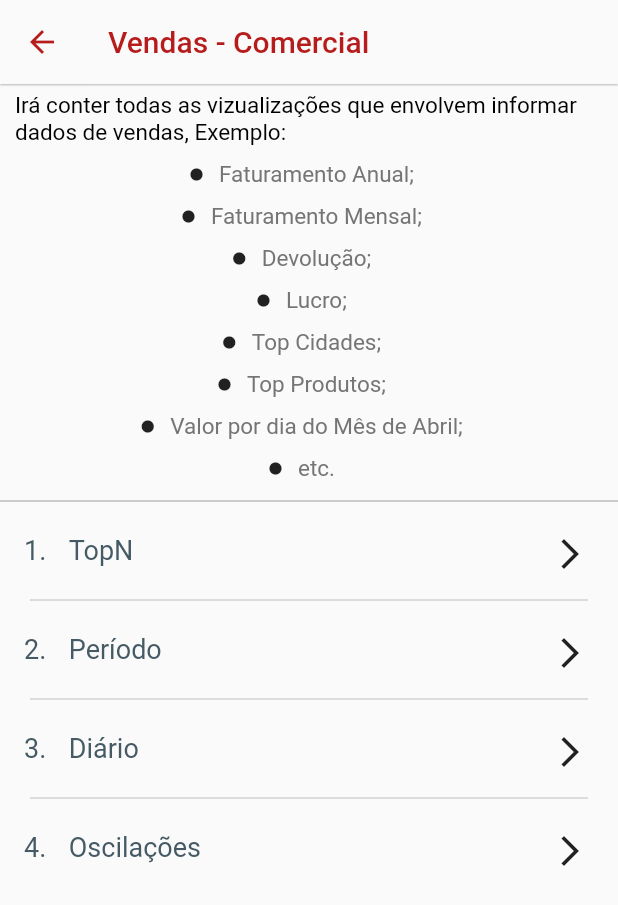
After one commit to MatheusNicolielo/AppBI_Flutter, a Flutter app: the VendasComercial screen opened directly, on a phone screen of 412 x 824 dp. The commit adds this screen. Shown: the top 905 px of the screen. Run offline on Flutter 3.47's test engine with Material 2 defaults, Android fonts, the phone set to English and light mode, and no system bars; our stand-ins replace photo_view.

Commit message:
Com vendas comercial

```diff
--- /dev/null
+++ b/lib/models/lista_vendas_model.dart
@@ -0,0 +1,15 @@
+import 'package:flutter/material.dart';
+
+class ListaVendasModel {
+  int id;
+  int lugar;
+  String item;
+  Widget pagina;
+
+  ListaVendasModel({
+    this.id,
+    this.lugar,
+    this.pagina,
+    this.item,
+  });
+}
--- a/lib/pages/Comercial/comercial.dart
+++ b/lib/pages/Comercial/comercial.dart
@@ -1,6 +1,7 @@
 import 'package:app_bi/models/lista_conteudos_model.dart';
 import 'package:app_bi/pages/Comercial/menu_inical.dart';
 import 'package:app_bi/pages/Comercial/pagina_filtros.dart';
+import 'package:app_bi/pages/Comercial/vendas.dart';
 import 'package:app_bi/tile/lista_conteudos_tile.dart';
 import 'package:flutter/material.dart';
 
@@ -39,6 +40,7 @@ class ComercialPage extends StatefulWidget {
         id: DateTime.now().millisecondsSinceEpoch,
         item: "Vendas",
         lugar: 4,
+        pagina: VendasComercial(),
       ),
     );
     conteudos.add(
--- /dev/null
+++ b/lib/pages/Comercial/vendas.dart
@@ -0,0 +1,112 @@
+import 'package:app_bi/models/lista_vendas_model.dart';
+import 'package:app_bi/repository/Service.dart';
+import 'package:app_bi/tile/lista_vendas_tile.dart';
+import 'package:flutter/material.dart';
+
+class VendasComercial extends StatefulWidget {
+  var vendas = new List<ListaVendasModel>();
+
+  VendasComercial() {
+    vendas.add(
+      ListaVendasModel(
+        id: DateTime.now().millisecondsSinceEpoch,
+        item: "TopN",
+        lugar: 1,
+      ),
+    );
+    vendas.add(
+      ListaVendasModel(
+        id: DateTime.now().millisecondsSinceEpoch,
+        item: "Período",
+        lugar: 2,
+      ),
+    );
+    vendas.add(
+      ListaVendasModel(
+        id: DateTime.now().millisecondsSinceEpoch,
+        item: "Diário",
+        lugar: 3,
+      ),
+    );
+    vendas.add(
+      ListaVendasModel(
+        id: DateTime.now().millisecondsSinceEpoch,
+        item: "Oscilações",
+        lugar: 4,
+      ),
+    );
+  }
+
+  @override
+  _VendasComercialState createState() => _VendasComercialState();
+}
+
+class _VendasComercialState extends State<VendasComercial> {
+  @override
+  Widget build(BuildContext context) {
+    return Scaffold(
+      appBar: AppBar(
+        backgroundColor: Theme.of(context).scaffoldBackgroundColor,
+        elevation: 0.5,
+        leading: InkWell(
+          child: Icon(
+            Icons.arrow_back,
+            color: Colors.red.shade900,
+          ),
+          onTap: () {
+            Navigator.pop(context);
+          },
+        ),
+        title: Text(
+          "Vendas - Comercial",
+          style: TextStyle(color: Colors.red.shade900),
+        ),
+      ),
+      body: Column(
+        children: <Widget>[
+          Service.adicionarTextoPadrao(
+            "Irá conter todas as vizualizações que envolvem informar dados de vendas, Exemplo:",
+            15,
+            Colors.black,
+          ),
+          Service.mostrarColuna(
+            [
+              "Faturamento Anual;",
+              "Faturamento Mensal;",
+              "Devolução;",
+              "Lucro;",
+              "Top Cidades;",
+              "Top Produtos;",
+              "Valor por dia do Mês de Abril;",
+              "etc.",
+            ],
+            224,
+          ),
+          Divider(
+            color: Colors.grey,
+          ),
+          Expanded(
+            child: _lista(),
+          ),
+        ],
+      ),
+    );
+  }
+
+  Widget _lista() {
+    return ListView.separated(
+      itemCount: widget.vendas.length,
+      separatorBuilder: (context, index) {
+        return Padding(
+          padding: const EdgeInsets.only(left: 20, right: 20),
+          child: Divider(
+            color: Colors.grey.shade400,
+          ),
+        );
+      },
+      itemBuilder: (context, index) {
+        return ListaVendasTile(widget.vendas.elementAt(index));
+      },
+    );
+  }
+}
--- /dev/null
+++ b/lib/tile/lista_vendas_tile.dart
@@ -0,0 +1,116 @@
+import 'package:app_bi/models/lista_vendas_model.dart';
+import 'package:flutter/material.dart';
+
+class ListaVendasTile extends StatefulWidget {
+  final ListaVendasModel _listaVendasModel;
+  ListaVendasTile(this._listaVendasModel);
+
+  @override
+  _ListaVendasTileState createState() => _ListaVendasTileState();
+}
+
+class _ListaVendasTileState extends State<ListaVendasTile> {
+  @override
+  Widget build(BuildContext context) {
+    return InkWell(
+      child: Container(
+        padding: const EdgeInsets.only(left: 16),
+        height: 50,
+        child: Row(
+          mainAxisAlignment: MainAxisAlignment.start,
+          crossAxisAlignment: CrossAxisAlignment.center,
+          children: <Widget>[
+            _buildContainer1(widget._listaVendasModel.lugar),
+            Expanded(
+              child: _buildContainer2(),
+            ),
+            Expanded(
+              child: _buildContainer3(),
+            ),
+          ],
+        ),
+      ),
+      onTap: () {
+        widget._listaVendasModel.pagina != null
+            ? Navigator.push(
+                context,
+                MaterialPageRoute(
+                    builder: (context) => widget._listaVendasModel.pagina),
+              )
+            : _mostrarAlertDialog(widget._listaVendasModel.item);
+      },
+    );
+  }
+
+  Widget _buildContainer1(int contador) {
+    return Text(
+      "$contador.",
+      style: _textStyle(FontWeight.w500),
+    );
+  }
+
+  Widget _buildContainer2() {
+    return Padding(
+      padding: const EdgeInsets.only(left: 15),
+      child: Container(
+        height: 100,
+        child: Column(
+          mainAxisAlignment: MainAxisAlignment.spaceAround,
+          crossAxisAlignment: CrossAxisAlignment.stretch,
+          children: <Widget>[
+            Text(
+              widget._listaVendasModel.item,
+              style: _textStyle(FontWeight.w500),
+            ),
+          ],
+        ),
+      ),
+    );
+  }
+
+  Widget _buildContainer3() {
+    return Padding(
+      padding: const EdgeInsets.only(left: 110, right: 20, top: 5),
+      child: Container(
+        height: 100,
+        child: Column(
+          mainAxisAlignment: MainAxisAlignment.spaceAround,
+          crossAxisAlignment: CrossAxisAlignment.end,
+          children: <Widget>[
+            Icon(Icons.arrow_forward_ios),
+          ],
+        ),
+      ),
+    );
+  }
+
+  TextStyle _textStyle([FontWeight fontWeight]) {
+    return TextStyle(
+      fontSize: 18,
+      color: Colors.blueGrey.shade700,
+    );
+  }
+
+  void _mostrarAlertDialog(String nomeDoc) {
+    Widget okButton = FlatButton(
+      child: Text("OK"),
+      onPressed: () {
+        Navigator.pop(context);
+      },
+    );
+
+    AlertDialog alerta = AlertDialog(
+      title: Text("$nomeDoc"),
+      content: Text("Ainda não disponível!"),
+      actions: <Widget>[
+        okButton,
+      ],
+    );
+    showDialog(
+      context: context,
+      builder: (BuildContext context) {
+        return alerta;
+      },
+    );
+  }
+}
```
